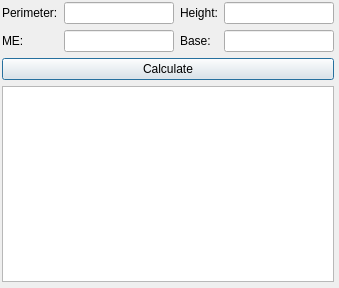
Qt form src/gui/parallelogram_perimeter.ui (ayham-1/upperLowerBounds) before a commit.
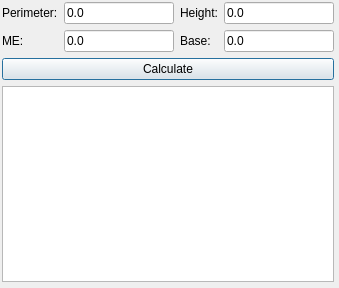
The same form after that commit.

Patch:
```diff
--- a/src/gui/parallelogram_perimeter.ui
+++ b/src/gui/parallelogram_perimeter.ui
@@ -13,7 +13,7 @@
   <property name="windowTitle">
    <string>Parallelogram Formula: Perimeter</string>
   </property>
-  <widget class="QWidget" name="">
+  <widget class="QWidget" name="layoutWidget">
    <property name="geometry">
     <rect>
      <x>2</x>
@@ -33,7 +33,11 @@
        </widget>
       </item>
       <item row="0" column="1">
-       <widget class="QLineEdit" name="perimeterText"/>
+       <widget class="QLineEdit" name="perimeterText">
+        <property name="text">
+         <string>0.0</string>
+        </property>
+       </widget>
       </item>
       <item row="0" column="2">
        <widget class="QLabel" name="label_2">
@@ -43,7 +47,11 @@
        </widget>
       </item>
       <item row="0" column="3">
-       <widget class="QLineEdit" name="heightText"/>
+       <widget class="QLineEdit" name="heightText">
+        <property name="text">
+         <string>0.0</string>
+        </property>
+       </widget>
       </item>
       <item row="1" column="0">
        <widget class="QLabel" name="label_4">
@@ -53,7 +61,11 @@
        </widget>
       </item>
       <item row="1" column="1">
-       <widget class="QLineEdit" name="maxErrorText"/>
+       <widget class="QLineEdit" name="maxErrorText">
+        <property name="text">
+         <string>0.0</string>
+        </property>
+       </widget>
       </item>
       <item row="1" column="2">
        <widget class="QLabel" name="label_3">
@@ -63,7 +75,11 @@
        </widget>
       </item>
       <item row="1" column="3">
-       <widget class="QLineEdit" name="baseText"/>
+       <widget class="QLineEdit" name="baseText">
+        <property name="text">
+         <string>0.0</string>
+        </property>
+       </widget>
       </item>
       <item row="2" column="0" colspan="4">
        <widget class="QPushButton" name="calculateText">
```
